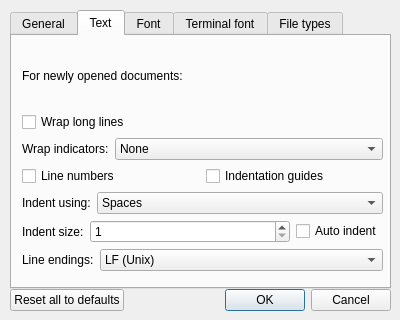
Qt form ui/dlgPrefsUI.ui (spthaolt/qscite) before a commit.
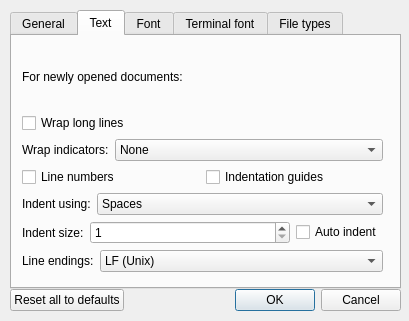
The same form after that commit. The open tabs and pages were chosen to show the change.

Commit message: Consoles that request text color to be "green" now get straight green (0x00FF00) instead of some other QColor default.  Also, I adjusted the prefs dialog to be a bit wider, so the tabs you don't have to scroll though the tabs.

Patch:
```diff
--- a/ui/dlgPrefsUI.ui
+++ b/ui/dlgPrefsUI.ui
@@ -8,19 +8,19 @@
    <rect>
     <x>0</x>
     <y>0</y>
-    <width>400</width>
-    <height>320</height>
+    <width>409</width>
+    <height>321</height>
    </rect>
   </property>
   <property name="windowTitle" >
    <string>Preferences - QSciTE</string>
   </property>
-  <widget class="QWidget" name="" >
+  <widget class="QWidget" name="layoutWidget" >
    <property name="geometry" >
     <rect>
      <x>10</x>
      <y>10</y>
-     <width>381</width>
+     <width>391</width>
      <height>301</height>
     </rect>
    </property>
@@ -112,13 +112,13 @@
        <attribute name="title" >
         <string>Text</string>
        </attribute>
-       <widget class="QWidget" name="" >
+       <widget class="QWidget" name="layoutWidget" >
         <property name="geometry" >
          <rect>
           <x>10</x>
           <y>10</y>
           <width>361</width>
-          <height>225</height>
+          <height>226</height>
          </rect>
         </property>
         <layout class="QVBoxLayout" >
```
Left out of the diff: 15 changed lines with no effect on the pictures. The commit also changes 1 other file.
